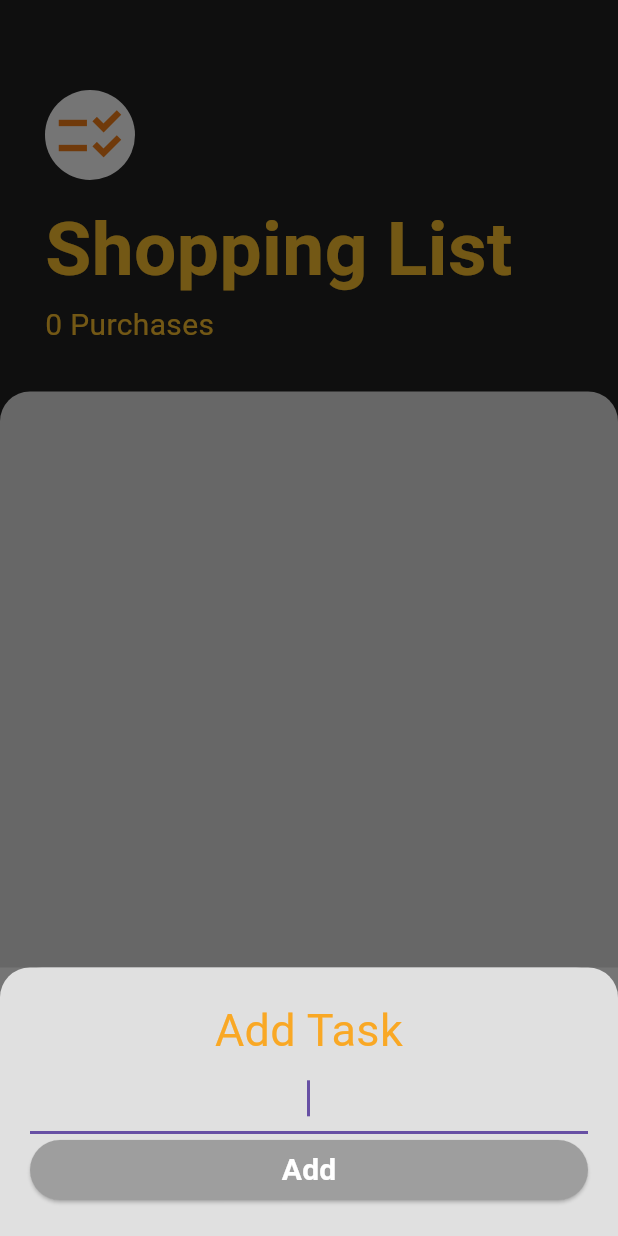
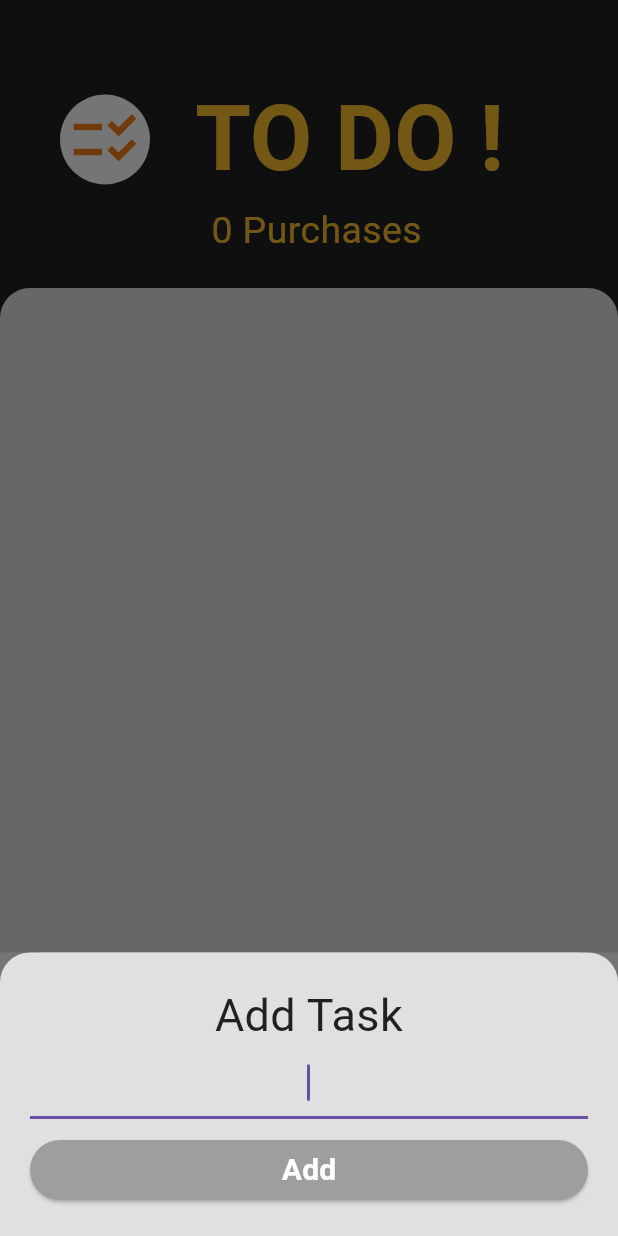
Before and after one commit to mohamedahmedkhriji/to_do, a Flutter app: the screen it shows after launch, after a tap on the "add" icon, on a phone screen of 412 x 824 dp. Run offline on Flutter 3.47's test engine with Material 3 defaults, Android fonts, the phone set to English and light mode, and no system bars; Roboto replaces fonts that are missing (Inspiration).

Commit message:
commit 10

```diff
--- a/lib/screens/add_task_screen.dart
+++ b/lib/screens/add_task_screen.dart
@@ -31,7 +31,7 @@ class _AddTaskScreenState extends State<AddTaskScreen> {
               textAlign: TextAlign.center,
               style: TextStyle(
                 fontSize: 30.0,
-                color: Colors.yellow[800],
+                color: Colors.grey[900],
               ),
             ),
             TextField(
@@ -42,6 +42,9 @@ class _AddTaskScreenState extends State<AddTaskScreen> {
                   newTaskTitle = newText; // Update the state when text changes
                 });
               },
+            ),
+            SizedBox(
+              height: 10.0,
             ),
             ElevatedButton(
               style: ElevatedButton.styleFrom(
--- a/lib/screens/tasks_screen.dart
+++ b/lib/screens/tasks_screen.dart
@@ -10,7 +10,72 @@ class TasksScreen extends StatelessWidget {
   Widget build(BuildContext context) {
     return Scaffold(
       backgroundColor: Colors.grey[900],
-      floatingActionButton: FloatingActionButton(
+      body: Stack(
+        children: <Widget>[
+          Column(
+            crossAxisAlignment: CrossAxisAlignment.start,
+            children: <Widget>[
+              Container(
+                padding: EdgeInsets.only(
+                    top: 50.0, left: 40.0, right: 30.0, bottom: 20.0),
+                child: Column(
+                  children: [
+                    Row(
+                      crossAxisAlignment: CrossAxisAlignment.center,
+                      children: <Widget>[
+                        CircleAvatar(
+                          child: Icon(
+                            Icons.checklist_rtl,
+                            size: 50.0,
+                            color: Colors.yellow[900],
+                          ),
+                          backgroundColor: Colors.white,
+                          radius: 30.0,
+                        ),
+                        SizedBox(
+                          width: 30.0,
+                        ),
+                        Text(
+                          'TO DO !',
+                          style: TextStyle(
+                            fontFamily: 'Inspiration',
+                            color: Colors.yellow[700],
+                            fontSize: 60.0,
+                            fontWeight: FontWeight.w700,
+                          ),
+                        ),
+                      ],
+                    ),
+                    Text(
+                      '${Provider.of<TaskData>(context).taskCount} Purchases',
+                      style: TextStyle(
+                        color: Colors.yellow[700],
+                        fontSize: 25.0,
+                      ),
+                    ),
+                  ],
+                ),
+              ),
+              Expanded(
+                child: Container(
+                  padding: EdgeInsets.symmetric(horizontal: 40.0),
+                  decoration: BoxDecoration(
+                    color: Colors.grey[300],
+                    borderRadius: BorderRadius.only(
+                      topLeft: Radius.circular(20.0),
+                      topRight: Radius.circular(20.0),
+                    ),
+                  ),
+                  child: TasksList(),
+                ),
+              ),
+            ],
+          ),
+          Positioned(
+            bottom: 50.0,
+            left:
+                60.0, // Ajustez cette valeur pour ajuster la position à gauche
+            child: FloatingActionButton(
               backgroundColor: Colors.grey[900],
               child: Icon(
                 Icons.add,
@@ -23,60 +88,12 @@ class TasksScreen extends StatelessWidget {
                     builder: (context) => SingleChildScrollView(
                           child: Container(
                             padding: EdgeInsets.only(
-                          bottom: MediaQuery.of(context).viewInsets.bottom),
+                                bottom:
+                                    MediaQuery.of(context).viewInsets.bottom),
                             child: AddTaskScreen(),
-                    )));
-          }),
-      body: Column(
-        crossAxisAlignment: CrossAxisAlignment.start,
-        children: <Widget>[
-          Container(
-            padding: EdgeInsets.only(
-                top: 60.0, left: 30.0, right: 30.0, bottom: 30.0),
-            child: Column(
-              crossAxisAlignment: CrossAxisAlignment.start,
-              children: <Widget>[
-                CircleAvatar(
-                  child: Icon(
-                    Icons.checklist_rtl,
-                    size: 50.0,
-                    color: Colors.yellow[900],
                           ),
-                  backgroundColor: Colors.white,
-                  radius: 30.0,
-                ),
-                SizedBox(
-                  height: 10.0,
-                ),
-                Text(
-                  'Shopping List',
-                  style: TextStyle(
-                    color: Colors.yellow[700],
-                    fontSize: 50.0,
-                    fontWeight: FontWeight.w700,
-                  ),
-                ),
-                Text(
-                  '${Provider.of<TaskData>(context).taskCount} Purchases',
-                  style: TextStyle(
-                    color: Colors.yellow[700],
-                    fontSize: 20.0,
-                  ),
-                ),
-              ],
-            ),
-          ),
-          Expanded(
-            child: Container(
-              padding: EdgeInsets.symmetric(horizontal: 20.0),
-              decoration: BoxDecoration(
-                color: Colors.grey[300],
-                borderRadius: BorderRadius.only(
-                  topLeft: Radius.circular(20.0),
-                  topRight: Radius.circular(20.0),
-                ),
-              ),
-              child: TasksList(),
+                        ));
+              },
             ),
           ),
         ],
--- a/lib/widgets/task_tile.dart
+++ b/lib/widgets/task_tile.dart
@@ -29,7 +29,7 @@ class TaskTile extends StatelessWidget {
         ),
       ),
       trailing: Checkbox(
-        activeColor: Colors.yellowAccent[800],
+        activeColor: Colors.green[700],
         value: isChecked,
         onChanged: checkboxCallback,
       ),
```
Also changed, not shown: pubspec.yaml (+4 -4 lines), assets/fonts/logomoha.png (added), lib/generated/assets.dart (added). Lines whose indentation alone changed are shown as unchanged.
